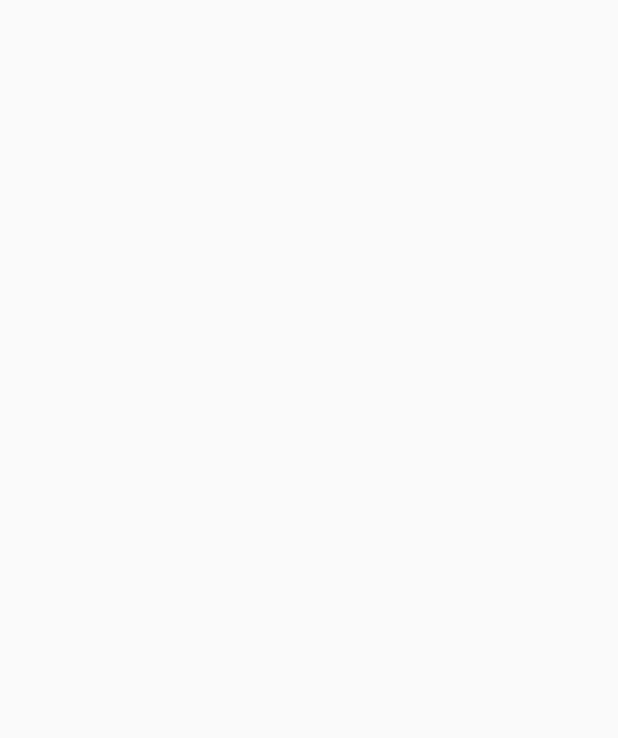
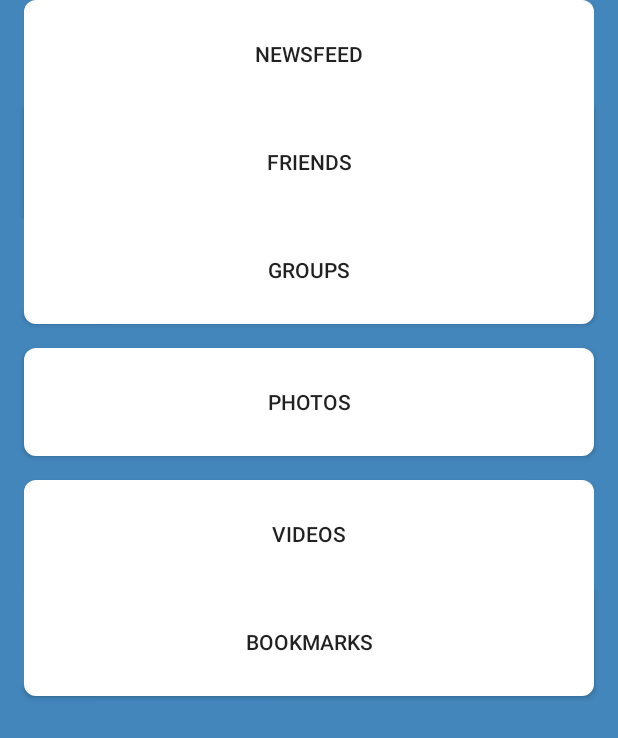
Before and after one commit to elviraKarycheva/vk, an Android app: the MainActivity screen opened directly, with no data from a screen before it, on a phone screen of 412 x 824 dp. Before the commit the part shown is empty. Shown: the top 738 px of the screen. Run offline under Robolectric (Android 15) with nearby library versions, the phone set to English and light mode, and no system bars.

Commit message:
loading friends list

```diff
--- a/app/build.gradle
+++ b/app/build.gradle
@@ -27,4 +27,6 @@ dependencies {
     androidTestImplementation 'com.android.support.test.espresso:espresso-core:3.0.2'
     implementation "com.squareup.retrofit2:retrofit:2.3.0"
     implementation 'com.squareup.retrofit2:converter-gson:2.3.0'
+    implementation 'com.android.support:recyclerview-v7:27.1.1'
+    implementation 'com.squareup.picasso:picasso:2.71828'
 }
--- a/app/src/main/java/com/example/karyc/vkontaktikum/LoginActivity.java
+++ b/app/src/main/java/com/example/karyc/vkontaktikum/LoginActivity.java
@@ -31,7 +31,7 @@ public class LoginActivity extends AppCompatActivity {
                     + redirectUri + "&scope=" + scope + "&response_type=token&v=5.80");
             webView.setWebViewClient(new MyWebViewClient());
         } else {
-            Intent intent = new Intent(LoginActivity.this, MainActivity.class);
+            Intent intent = new Intent(LoginActivity.this, FriendsActivity.class);
             startActivity(intent);
 
         }
@@ -51,7 +51,7 @@ public class LoginActivity extends AppCompatActivity {
                 SharedPreferences.Editor editor = sharedPreferences.edit();
                 editor.putString(SAVED_ACCESS_TOKEN, accessToken);
                 editor.commit();
-                Intent intent = new Intent(LoginActivity.this, MainActivity.class);
+                Intent intent = new Intent(LoginActivity.this, FriendsActivity.class);
                 startActivity(intent);
 
 
--- a/app/src/main/java/com/example/karyc/vkontaktikum/MainActivity.java
+++ b/app/src/main/java/com/example/karyc/vkontaktikum/MainActivity.java
@@ -1,41 +1,13 @@
 package com.example.karyc.vkontaktikum;
 
-import android.content.SharedPreferences;
 import android.os.Bundle;
 import android.support.v7.app.AppCompatActivity;
-import android.util.Log;
-
-import retrofit2.Call;
-import retrofit2.Callback;
-import retrofit2.Response;
-
-import static com.example.karyc.vkontaktikum.LoginActivity.SAVED_ACCESS_TOKEN;
 
 public class MainActivity extends AppCompatActivity {
-
 
     @Override
     protected void onCreate(Bundle savedInstanceState) {
         super.onCreate(savedInstanceState);
         setContentView(R.layout.activity_main);
-
-        SharedPreferences sharedPreferences = getSharedPreferences("ACCESS_TOKEN_STORAGE", MODE_PRIVATE);
-        String accessToken = sharedPreferences.getString(SAVED_ACCESS_TOKEN, null);
-        RetrofitProvider retrofitProvider = new RetrofitProvider();
-        FriendsApi friendsApi = retrofitProvider.getFriendsApi();
-        friendsApi.getAllFriends(accessToken, "5.80").enqueue(new Callback<FriendsGetResponse>() {
-            @Override
-            public void onResponse(Call<FriendsGetResponse> call, Response<FriendsGetResponse> response) {
-                if (response.isSuccessful()){
-                    Log.d("successful", response.body().toString());
-                }
-
-            }
-
-            @Override
-            public void onFailure(Call<FriendsGetResponse> call, Throwable t) {
-
-            }
-        });
     }
 }
--- a/app/src/main/java/com/example/karyc/vkontaktikum/Response.java
+++ b/app/src/main/java/com/example/karyc/vkontaktikum/Response.java
@@ -5,5 +5,5 @@ import java.util.ArrayList;
 public class Response {
 
     public int count;
-    public ArrayList<Long> items;
+    public ArrayList<Friend> items;
 }
--- /dev/null
+++ b/app/src/main/res/drawable/btn_corners.xml
@@ -0,0 +1,7 @@
+<?xml version="1.0" encoding="utf-8"?>
+<shape xmlns:android="http://schemas.android.com/apk/res/android"
+    android:shape="rectangle">
+    <solid android:color="#ffffff" />
+    <corners
+        android:radius="8dp"/>
+</shape>
--- /dev/null
+++ b/app/src/main/res/drawable/btn_corners_bottom.xml
@@ -0,0 +1,8 @@
+<?xml version="1.0" encoding="utf-8"?>
+<shape xmlns:android="http://schemas.android.com/apk/res/android"
+    android:shape="rectangle">
+    <solid android:color="#ffffff" />
+    <corners
+        android:bottomLeftRadius="8dp"
+        android:bottomRightRadius="8dp" />
+</shape>
--- /dev/null
+++ b/app/src/main/res/drawable/btn_corners_top.xml
@@ -0,0 +1,9 @@
+<?xml version="1.0" encoding="utf-8"?>
+
+<shape xmlns:android="http://schemas.android.com/apk/res/android"
+    android:shape="rectangle">
+    <solid android:color="#ffffff" />
+    <corners
+        android:topLeftRadius="8dp"
+        android:topRightRadius="8dp" />
+</shape>
--- a/app/src/main/res/layout/activity_main.xml
+++ b/app/src/main/res/layout/activity_main.xml
@@ -1,6 +1,68 @@
 <?xml version="1.0" encoding="utf-8"?>
-<android.support.constraint.ConstraintLayout
-    xmlns:android="http://schemas.android.com/apk/res/android" android:layout_width="match_parent"
-    android:layout_height="match_parent">
+<android.support.constraint.ConstraintLayout xmlns:android="http://schemas.android.com/apk/res/android"
+    xmlns:app="http://schemas.android.com/apk/res-auto"
+    xmlns:tools="http://schemas.android.com/tools"
+    android:layout_width="match_parent"
+    android:layout_height="match_parent"
+    android:background="@color/colorPrimary">
+
+
+    <ScrollView
+        android:layout_width="match_parent"
+        android:layout_height="match_parent"
+        app:layout_constraintBottom_toBottomOf="parent"
+        app:layout_constraintEnd_toEndOf="parent"
+        app:layout_constraintStart_toStartOf="parent"
+        app:layout_constraintTop_toTopOf="parent">
+
+        <LinearLayout
+            android:layout_width="match_parent"
+            android:layout_height="match_parent"
+            android:orientation="vertical">
+
+
+            <Button
+                android:id="@+id/buttonNewsfeed"
+                style="@style/style_btn_main"
+                android:text="@string/newsfeed_btn"
+                tools:layout_editor_absoluteX="121dp"
+                tools:layout_editor_absoluteY="219dp" />
+
+
+            <Button
+                android:id="@+id/buttonFriends"
+                style="@style/style_btn_main"
+                android:text="@string/friends_btn"
+                android:background="@color/colorWhite"
+                tools:layout_editor_absoluteX="121dp"
+                tools:layout_editor_absoluteY="158dp" />
+
+            <Button
+                android:id="@+id/buttonGroups"
+                style="@style/style_btn_main"
+                android:background="@drawable/btn_corners_bottom"
+                android:text="@string/groups_btn" />
+
+            <Button
+                android:id="@+id/buttonPhotos"
+                style="@style/style_btn_main"
+                android:layout_marginTop="16dp"
+                android:background="@drawable/btn_corners"
+                android:text="@string/photos_btn" />
+
+            <Button
+                android:id="@+id/buttonVideos"
+                style="@style/style_btn_main"
+                android:layout_marginTop="16dp"
+                android:text="@string/videos_btn" />
+
+            <Button
+                android:id="@+id/buttonBookmarks"
+                style="@style/style_btn_main"
+                android:layout_marginBottom="32dp"
+                android:background="@drawable/btn_corners_bottom"
+                android:text="@string/bookmarks_btn" />
+        </LinearLayout>
+    </ScrollView>
 
 </android.support.constraint.ConstraintLayout>
--- a/app/src/main/res/values/strings.xml
+++ b/app/src/main/res/values/strings.xml
@@ -4,4 +4,11 @@
     <string name="phone_login_activity">Phone</string>
     <string name="password_login_activity">Password</string>
     <string name="sign_in_button">Sign in</string>
+
+    <string name="newsfeed_btn">Newsfeed</string>
+    <string name="friends_btn">Friends</string>
+    <string name="groups_btn">Groups</string>
+    <string name="photos_btn">Photos</string>
+    <string name="videos_btn">Videos</string>
+    <string name="bookmarks_btn">Bookmarks</string>
 </resources>
--- a/app/src/main/res/values/styles.xml
+++ b/app/src/main/res/values/styles.xml
@@ -6,13 +6,22 @@
         <item name="colorPrimary">@color/colorPrimary</item>
         <item name="colorPrimaryDark">@color/colorPrimaryDark</item>
         <item name="colorAccent">@color/colorAccent</item>
-        <item name="windowActionBar">false</item>
+        <item name="windowActionBar">true</item>
         <item name="windowNoTitle">true</item>
     </style>
 
-    <style name="NoActionBar" parent="@android:style/Theme.Holo.Light">
+    <style name="NoActionBar" parent="Theme.AppCompat.Light.DarkActionBar">
         <item name="android:windowActionBar">false</item>
         <item name="android:windowNoTitle">true</item>
     </style>
 
+    <style name="style_btn_main">
+        <item name="android:layout_width">match_parent</item>
+        <item name="android:layout_height">72dp</item>
+        <item name="android:layout_marginLeft">16dp</item>
+        <item name="android:layout_marginRight">16dp</item>
+        <item name="android:layout_gravity">center_horizontal</item>
+        <item name="android:background">@drawable/btn_corners_top</item>
+    </style>
+
 </resources>
```
Also changed, not shown: app/src/main/AndroidManifest.xml (+6 -2 lines), app/src/main/java/com/example/karyc/vkontaktikum/Friend.java (added, +17 -0 lines), app/src/main/java/com/example/karyc/vkontaktikum/FriendsActivity.java (added, +72 -0 lines), app/src/main/java/com/example/karyc/vkontaktikum/FriendsAdapter.java (added, +73 -0 lines), app/src/main/java/com/example/karyc/vkontaktikum/FriendsApi.java (+8 -2 lines), app/src/main/java/com/example/karyc/vkontaktikum/FriendsOnlineGetResponse.java (added, +12 -0 lines), app/src/main/java/com/example/karyc/vkontaktikum/ResponseOnlineFriends.java (added, +17 -0 lines), app/src/main/java/com/example/karyc/vkontaktikum/RetrofitProvider.java (+10 -0 lines), app/src/main/res/layout/activity_friends.xml (added, +18 -0 lines), app/src/main/res/layout/friend_item.xml (added, +42 -0 lines).
